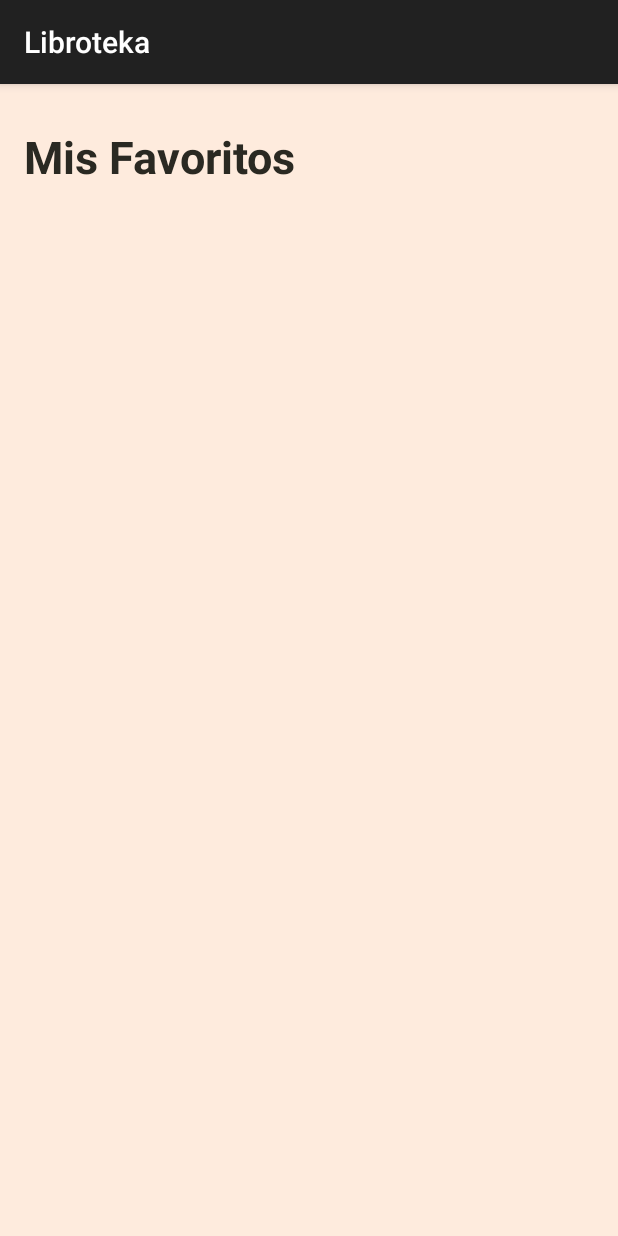
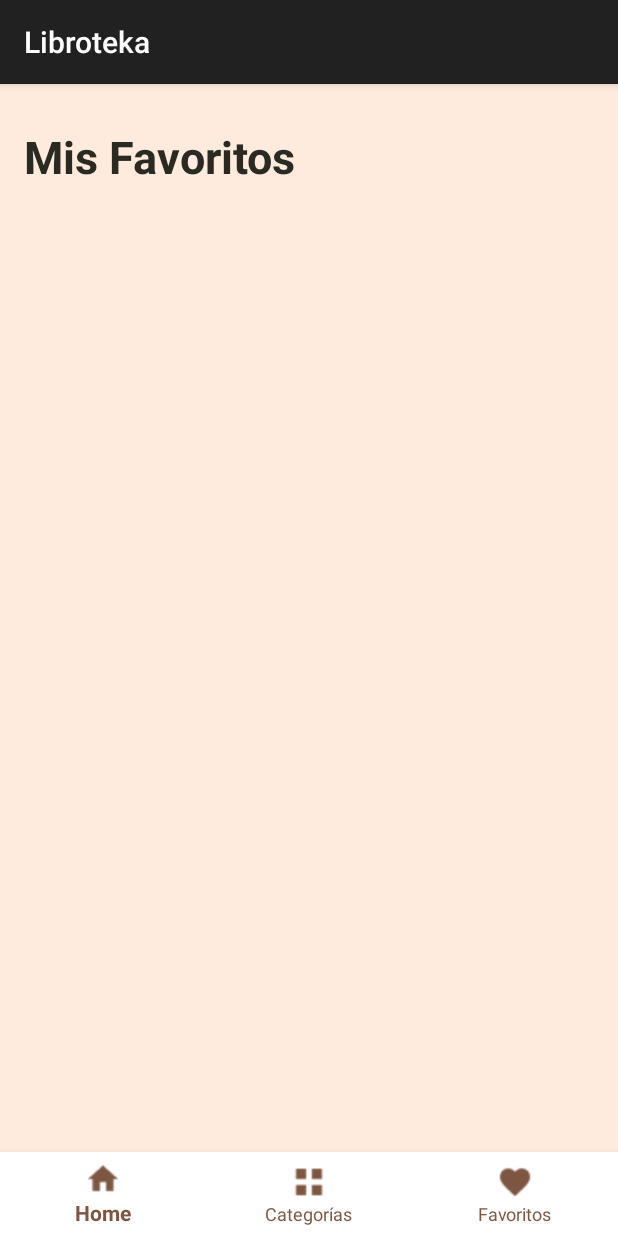
Before and after one commit to ISPC-TSDW/Libroteka.app, an Android app: the FavoritosActivity screen opened directly, with no data from a screen before it, on a phone screen of 412 x 824 dp. Run offline under Robolectric (Android 15) with nearby library versions, the phone set to English and light mode, and no system bars; Roboto replaces fonts that are not available here; 1 statement that could not run was skipped.

Commit message:
bottom navigation

```diff
--- a/app/src/main/res/layout/activity_catalogo.xml
+++ b/app/src/main/res/layout/activity_catalogo.xml
@@ -87,9 +87,9 @@
         android:id="@+id/bottom_navigation"
         android:layout_width="0dp"
         android:layout_height="wrap_content"
-        android:background="?android:attr/windowBackground"
-        app:itemIconTint="@color/marble"
-        app:itemTextColor="@color/marble"
+        android:background="@color/white"
+        app:itemIconTint="@color/brownstone"
+        app:itemTextColor="@color/brownstone"
         app:menu="@menu/menu_navigation"
         app:layout_constraintBottom_toBottomOf="parent"
         app:layout_constraintStart_toStartOf="parent"
--- a/app/src/main/res/layout/activity_favoritos.xml
+++ b/app/src/main/res/layout/activity_favoritos.xml
@@ -42,4 +42,15 @@
         app:layout_constraintStart_toStartOf="parent"
         app:layout_constraintEnd_toEndOf="parent" />
 
+    <com.google.android.material.bottomnavigation.BottomNavigationView
+        android:id="@+id/bottomNavigationView"
+        android:layout_width="match_parent"
+        android:layout_height="wrap_content"
+        android:background="@color/white"
+        app:itemIconTint="@color/brownstone"
+        app:itemTextColor="@color/brownstone"
+        app:layout_constraintBottom_toBottomOf="parent"
+        app:menu="@menu/menu_navigation"/>
+
+
 </androidx.constraintlayout.widget.ConstraintLayout>
```
Also changed, not shown: app/src/main/java/com/example/libroteka/Catalogo.java (+17 -5 lines), app/src/main/java/com/example/libroteka/FavoritosActivity.java (+30 -1 lines).
